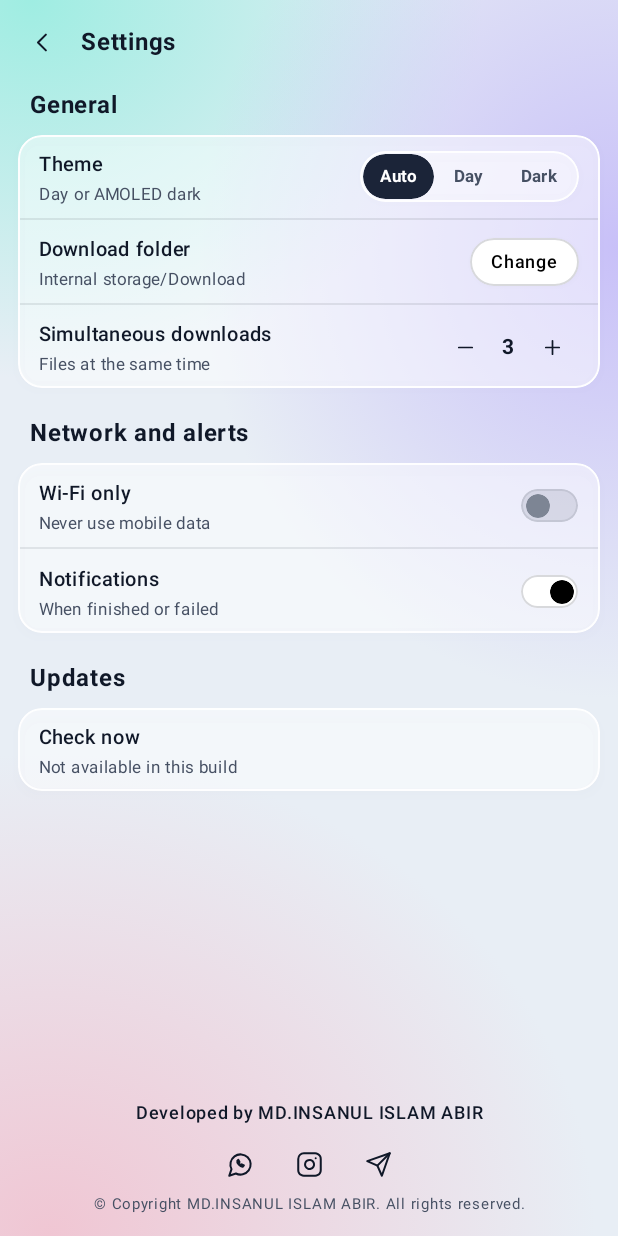
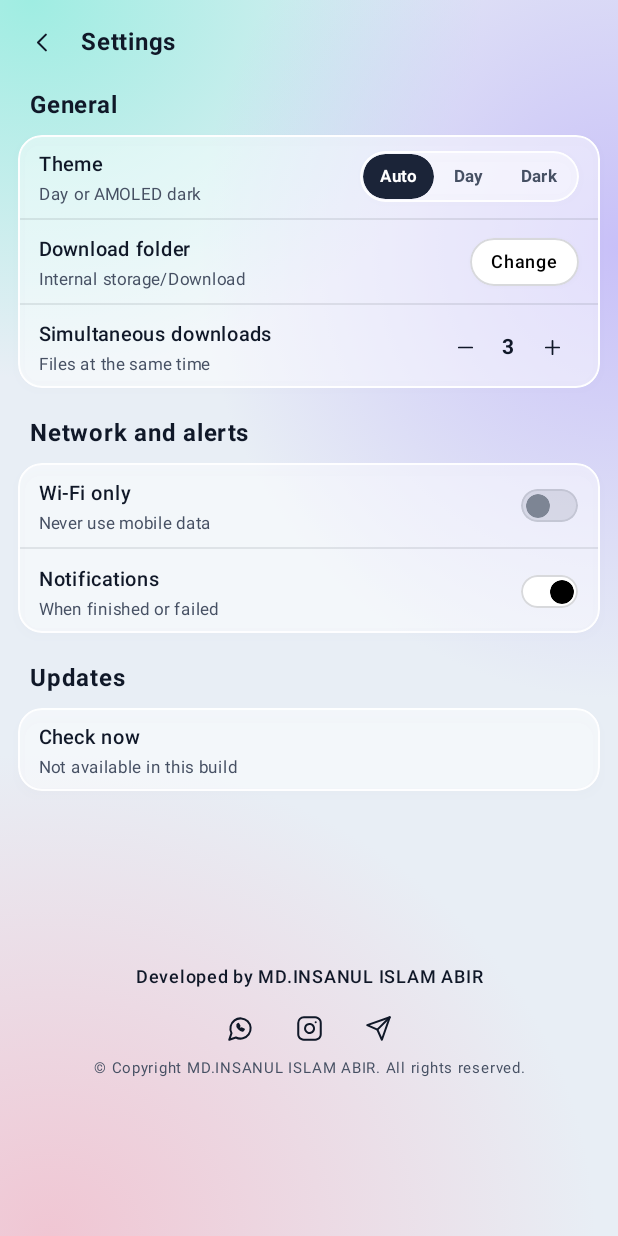
Before and after one commit to darkrider13/Downix, an Android app built with Jetpack Compose: the screen it shows after launch (MainActivity), after a tap on "Settings", on a phone screen of 412 x 824 dp. Run offline under Robolectric (Android 15) with nearby library versions, the phone set to English and light mode, and no system bars; our stand-ins replace Room's generated code; libraries missing offline, so code that uses them is left out: androidx.lifecycle, androidx.lifecycle.compose, androidx.lifecycle.viewModelScope, androidx.lifecycle.viewmodel.

Commit message:
Add files via upload

```diff
--- a/app/src/main/java/com/downly/app/MainActivity.kt
+++ b/app/src/main/java/com/downly/app/MainActivity.kt
@@ -57,6 +57,9 @@ import androidx.compose.foundation.interaction.MutableInteractionSource
 import androidx.compose.foundation.interaction.collectIsPressedAsState
 import androidx.compose.foundation.layout.Arrangement
 import androidx.compose.foundation.layout.Box
+import androidx.compose.ui.platform.LocalDensity
+import androidx.compose.ui.layout.onSizeChanged
+import androidx.compose.foundation.layout.BoxWithConstraints
 import androidx.compose.foundation.layout.BoxScope
 import androidx.compose.foundation.layout.Column
 import androidx.compose.foundation.layout.ColumnScope
@@ -1337,13 +1340,23 @@ private fun SettingsScreen(
                     }
                 }
 
-                Column(
+                // The credit sits in the middle of the free space under the settings (or just after them
+                // on a small screen, where the page scrolls).
+                BoxWithConstraints(
                     Modifier
                         .weight(1f)
                         .fillMaxWidth()
-                        .verticalScroll(rememberScrollState())
-                        .padding(bottom = 8.dp)
-                ) {
+                        .navigationBarsPadding()
+                ) {
+                    val density = LocalDensity.current
+                    val viewportPx = with(density) { maxHeight.roundToPx() }
+                    var contentPx by remember { mutableStateOf(0) }
+                    var creditPx by remember { mutableStateOf(0) }
+                    val gap = if (contentPx > 0 && creditPx > 0) {
+                        with(density) { ((viewportPx - contentPx - creditPx) / 2).toDp() }.coerceAtLeast(20.dp)
+                    } else 20.dp
+                    Column(Modifier.fillMaxSize().verticalScroll(rememberScrollState())) {
+                        Column(Modifier.onSizeChanged { contentPx = it.height }.padding(bottom = 8.dp)) {
                         SettingSection("General", first = true)
                         SettingGroup {
                             SettingRow(title = SettingNames.THEME, subtitle = "Day or AMOLED dark") {
@@ -1395,10 +1408,13 @@ private fun SettingsScreen(
                                 onInstall = onInstallUpdate
                             )
                         }
-
-                }
-
-                DeveloperCredit(Modifier.navigationBarsPadding().padding(top = 8.dp, bottom = 14.dp))
+                        }
+                        Spacer(Modifier.height(gap))
+                        DeveloperCredit(Modifier.onSizeChanged { creditPx = it.height })
+                        Spacer(Modifier.height(gap))
+                    }
+                }
+
             }
         }
     }
```
Also changed, not shown: app/src/main/java/com/downly/app/DownlyTheme.kt (+56 -9 lines). Lines whose indentation alone changed are shown as unchanged.
